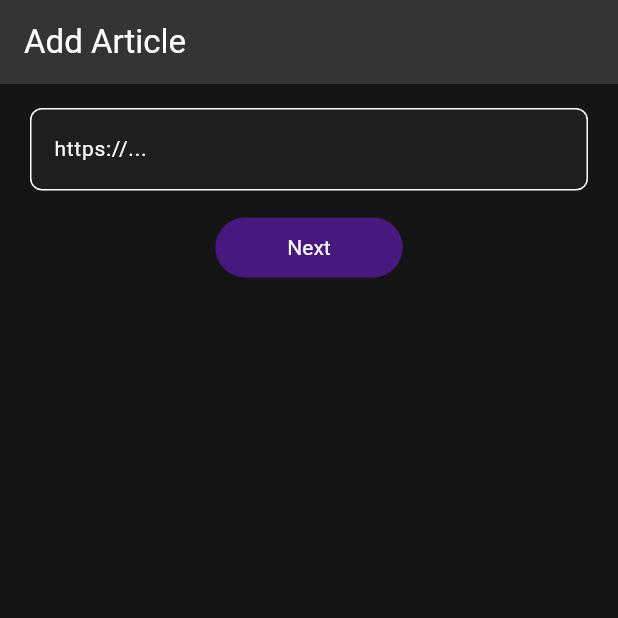
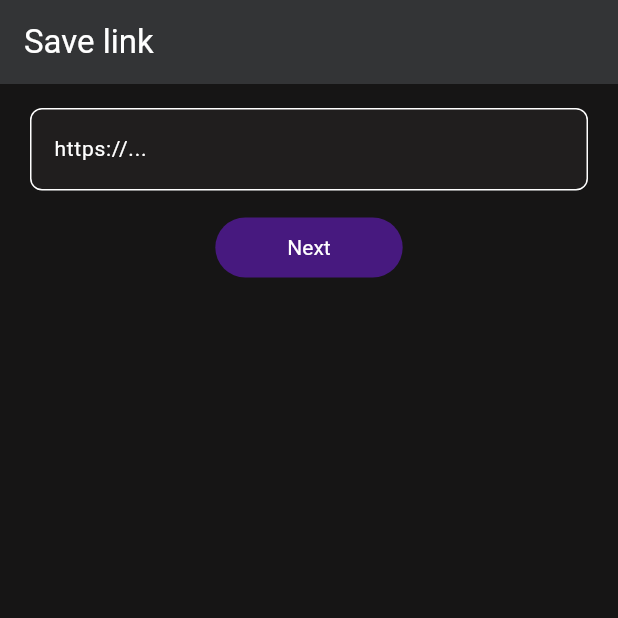
Before and after one commit to a-oboh/relight, a Flutter app: the NewArticleHighlight screen opened by its route, on a phone screen of 412 x 824 dp, the top half of it. Run offline on Flutter 3.47's test engine with Material 3 defaults, Android fonts, the phone set to English and light mode, and no system bars; our stand-ins replace cloud_firestore, dio, equatable, firebase_auth, firebase_core, firebase_messaging and 9 more; missing offline and left inert: flutter_quill, quill_html_converter; accounts and stored records are empty; generated files the repository leaves out were written again.

Commit message:
feature: add launcher to link highlights

```diff
--- a/lib/app/features/highlights/models/highlight_model.dart
+++ b/lib/app/features/highlights/models/highlight_model.dart
@@ -12,7 +12,6 @@ class Highlight with _$Highlight {
   const factory Highlight({
     required String content,
     required String plainContent,
-    @JsonEncoder()
     UrlMetadataModel? urlMetadata,
     required String sourceId,
     required DateTime createdAt,
--- a/lib/app/features/highlights/view/new_highlight_category_source_page.dart
+++ b/lib/app/features/highlights/view/new_highlight_category_source_page.dart
@@ -37,10 +37,10 @@ class NewHighlightCategorySource extends StatelessWidget {
             ),
             ListTile(
               leading: const Icon(
-                Icons.article_outlined,
+                Icons.add_link_rounded,
                 color: AppColors.purpleMain,
               ),
-              title: const Text('Article'),
+              title: const Text('Link'),
               trailing: const Icon(Icons.keyboard_arrow_right_rounded),
               onTap: () => context.push(NewArticleHighlight.routePath),
             ),
--- a/lib/app/features/highlights/view/new_url_highlight.dart
+++ b/lib/app/features/highlights/view/new_url_highlight.dart
@@ -1,5 +1,3 @@
-import 'dart:developer';
-
 import 'package:flutter/material.dart';
 import 'package:flutter_riverpod/flutter_riverpod.dart';
 import 'package:gap/gap.dart';
@@ -21,10 +19,10 @@ class NewArticleHighlight extends ConsumerWidget {
 
     return Scaffold(
       appBar: AppBar(
-        title: Text('Add Article'.hardCoded),
+        title: Text('Save link'.hardCoded),
       ),
       body: state.status.isLoading
-          ? Center(child: CircularProgressIndicator())
+          ? const Center(child: CircularProgressIndicator())
           : Padding(
               padding: const EdgeInsets.symmetric(
                 horizontal: 20,
@@ -73,7 +71,8 @@ class NewArticleHighlight extends ConsumerWidget {
                           if (data != null) {
                             await context.push(
                                 NewUrlHighlightPreviewPage.routePath,
-                                extra: data);
+                              extra: data,
+                            );
                           }
                         }
                       },
--- a/lib/app/features/highlights/view/select_source_page.dart
+++ b/lib/app/features/highlights/view/select_source_page.dart
@@ -44,8 +44,10 @@ class _SelectSourcePageState extends ConsumerState<SelectSourcePage> {
                       title: 'Done',
                       onTap: () {
                         ref.invalidate(highlightStateProvider);
+
+                        // navigate home
                         var i = 0;
-                        while (i < 3) {
+                        while (i < 4) {
                           GoRouter.of(context).pop();
                           i++;
                         }
--- a/lib/main_development.dart
+++ b/lib/main_development.dart
@@ -1,9 +1,11 @@
 import 'package:firebase_core/firebase_core.dart';
+import 'package:flutter/material.dart';
 import 'package:relight/app/relight_app.dart';
 import 'package:relight/bootstrap.dart';
 import 'package:relight/firebase_options_dev.dart';
 
 void main() {
+  WidgetsFlutterBinding.ensureInitialized();
   Firebase.initializeApp(options: DefaultFirebaseOptions.currentPlatform);
   bootstrap(() => const RelightApp());
 }
--- a/pubspec.yaml
+++ b/pubspec.yaml
@@ -37,7 +37,7 @@ dependencies:
   quill_html_converter: ^9.2.2
   sign_in_with_apple: ^5.0.0
   super_clipboard: ^0.8.2+1
-  url_launcher: ^6.2.2
+  url_launcher: ^6.2.4
 
 dev_dependencies:
   build_runner: ^2.4.5
```
Also changed, not shown: lib/app/features/home/view/widgets/highlight_card_item.dart (+9 -1 lines), lib/app/features/highlights/models/highlight_model.freezed.dart.
